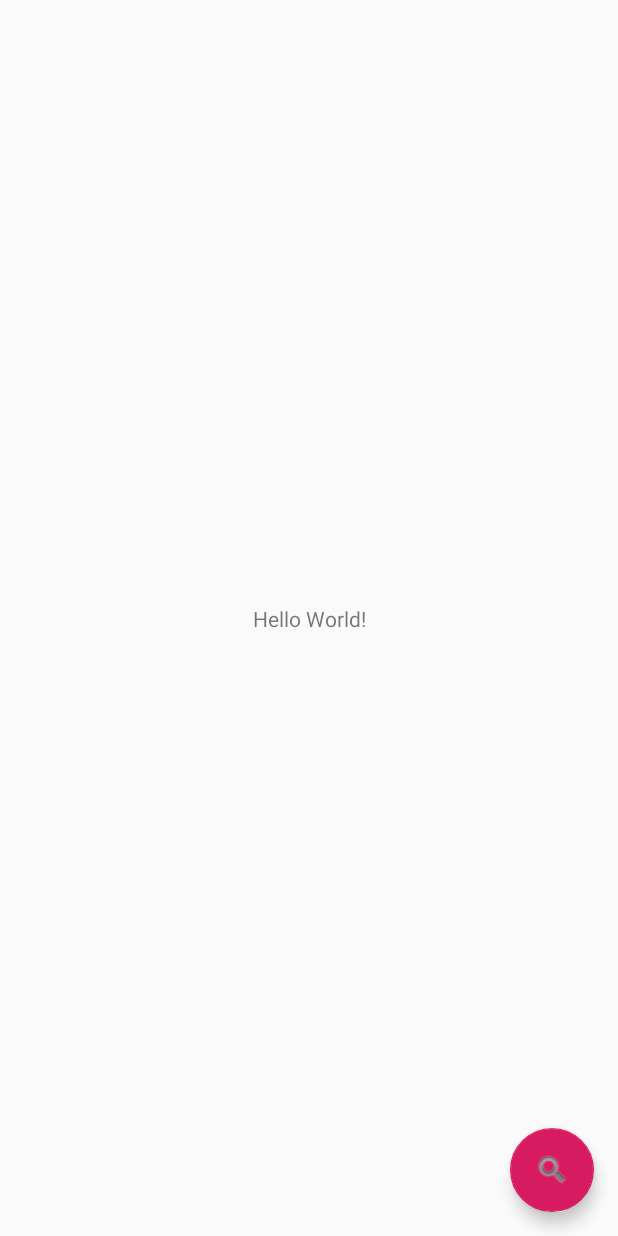
After one commit to miki31/Cocktail, an Android app: the layout fragment_list_view.xml on its own in the app's theme, with its tools: preview values and no code run, on a phone screen of 412 x 824 dp. The commit adds this screen. Run offline under Robolectric (Android 15) with nearby library versions, the phone set to English and light mode, and no system bars.

Commit message:
Add frragments

```diff
--- /dev/null
+++ b/app/src/main/res/layout/fragment_list_view.xml
@@ -0,0 +1,34 @@
+<?xml version="1.0" encoding="utf-8"?>
+<androidx.coordinatorlayout.widget.CoordinatorLayout
+    xmlns:android="http://schemas.android.com/apk/res/android"
+    xmlns:app="http://schemas.android.com/apk/res-auto"
+    xmlns:tools="http://schemas.android.com/tools"
+    android:layout_width="match_parent"
+    android:layout_height="match_parent"
+    tools:context=".MainActivity">
+
+    <com.google.android.material.appbar.AppBarLayout
+        android:layout_width="match_parent"
+        android:layout_height="wrap_content"
+        android:theme="@style/AppTheme.AppBarOverlay">
+
+<!--        <androidx.appcompat.widget.Toolbar-->
+<!--            android:id="@+id/toolbar"-->
+<!--            android:layout_width="match_parent"-->
+<!--            android:layout_height="?attr/actionBarSize"-->
+<!--            android:background="?attr/colorPrimary"-->
+<!--            app:popupTheme="@style/AppTheme.PopupOverlay" />-->
+
+    </com.google.android.material.appbar.AppBarLayout>
+
+    <include layout="@layout/content_main" />
+
+    <com.google.android.material.floatingactionbutton.FloatingActionButton
+        android:id="@+id/fab"
+        android:layout_width="wrap_content"
+        android:layout_height="wrap_content"
+        android:layout_gravity="bottom|end"
+        android:layout_margin="@dimen/fab_margin"
+        app:srcCompat="@android:drawable/ic_search_category_default" />
+
+</androidx.coordinatorlayout.widget.CoordinatorLayout>
```
Also changed, not shown: app/src/main/java/com/devlight/test/cocktail/MainActivity.java (+20 -42 lines), app/src/main/java/com/devlight/test/cocktail/fragments/ListViewFragment.java (added, +84 -0 lines), app/src/main/res/layout/activity_main.xml (+4 -30 lines).
